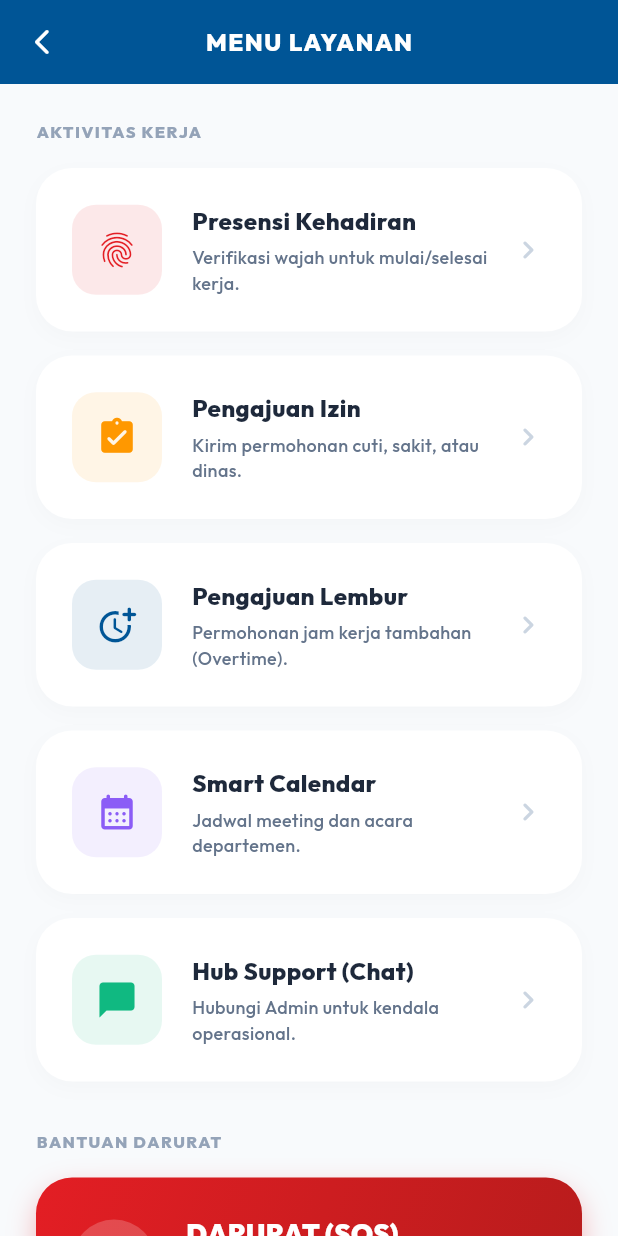
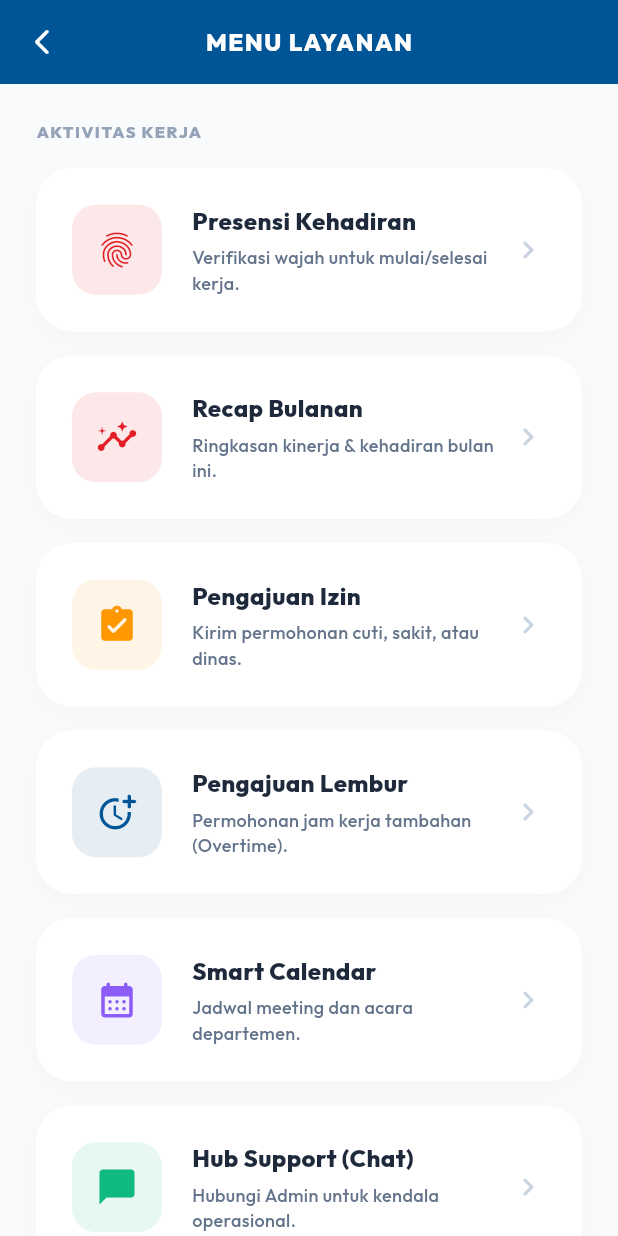
Before and after one commit to NabihanN06/jne_attandance, a Flutter app: the OptionPage screen opened by its route, on a phone screen of 412 x 824 dp. Run offline on Flutter 3.47's test engine with Material 3 defaults, Android fonts, the phone set to English and light mode, and no system bars; our stand-ins replace animate_do, cached_network_image, camera, cloud_firestore, connectivity_plus, firebase_auth and 13 more; missing offline and left inert: google_mlkit_face_detection; accounts and stored records are empty; network calls fail; project files that could hold a hidden picture were left out.

Commit message:
feat(mobile): Recap Bulanan — ringkasan kinerja karyawan per bulan
- Layar recap: hero (sapaan + bulan + pesan motivasi yang berubah sesuai
  on-time rate) + 3 angka ringkas + grid stat (Hadir, Tepat Waktu%, Telat,
  Jam Kerja, Cuti & Lembur kondisional, Paket terkirim utk kurir).
- Data per-user dari attendance + courier_packages (query userId saja, filter
  bulan client-side → tanpa index baru). Dwibahasa ID/EN (+15 kunci).
- Route /recap + entry "Recap Bulanan" di menu Option.

```diff
--- a/user_mobile/lib/main.dart
+++ b/user_mobile/lib/main.dart
@@ -34,6 +34,7 @@ import 'screen/location/my_location_page.dart';
 import 'screen/notification/notification_page.dart';
 import 'screen/settings/settings_page.dart';
 import 'screen/overtime/overtime_page.dart';
+import 'screen/recap/recap_page.dart';
 import 'screen/chat/chat_page.dart';
 import 'screen/calendar/calendar_page.dart';
 import 'screen/history/my_requests_page.dart';
@@ -204,6 +205,7 @@ class MyApp extends StatelessWidget {
         '/attendance': (ctx) => const AttendancePage(),
         '/leave': (ctx) => const LeavePage(),
         '/statistic': (ctx) => const StatisticPage(),
+        '/recap': (ctx) => const RecapPage(),
         '/history': (ctx) => const HistoryPage(),
         '/profile': (ctx) => const ProfilePage(),
         '/profile/id_card': (ctx) => const IDCardPage(),
--- a/user_mobile/lib/screen/option/option_page.dart
+++ b/user_mobile/lib/screen/option/option_page.dart
@@ -43,6 +43,15 @@ class OptionPage extends StatelessWidget {
               Icons.fingerprint_rounded,
               jneRed,
               () => Navigator.pushNamed(context, '/attendance'),
+            ),
+            const SizedBox(height: 16),
+            _buildFeatureCard(
+              context,
+              'Recap Bulanan',
+              'Ringkasan kinerja & kehadiran bulan ini.',
+              Icons.insights_rounded,
+              const Color(0xFFE31E24),
+              () => Navigator.pushNamed(context, '/recap'),
             ),
             const SizedBox(height: 16),
             _buildFeatureCard(
--- a/user_mobile/lib/utils/app_strings.dart
+++ b/user_mobile/lib/utils/app_strings.dart
@@ -46,6 +46,22 @@ class AppStrings {
       'nav_profile': 'Profil',
       // home sections
       'sec_stats': 'Statistik Bulan Ini',
+      // recap bulanan
+      'recap_title': 'Recap Bulanan',
+      'recap_detail': 'Rincian',
+      'recap_present': 'Hadir',
+      'recap_ontime': 'Tepat Waktu',
+      'recap_late': 'Telat',
+      'recap_workhours': 'Jam Kerja',
+      'recap_hours': 'jam',
+      'recap_leave': 'Cuti/Izin',
+      'recap_overtime': 'Lembur',
+      'recap_packages': 'Paket Terkirim',
+      'recap_absent': 'Tidak Hadir',
+      'recap_hi': 'Hai,',
+      'recap_msg_great': 'Kinerja kamu bulan ini luar biasa! Pertahankan ya.',
+      'recap_msg_good': 'Bulan ini bagus! Sedikit lagi menuju sempurna.',
+      'recap_msg_improve': 'Yuk tingkatkan kehadiran & ketepatan waktu bulan depan.',
       'sec_location': 'Lokasi Saya',
       'sec_leave_balance': 'Saldo Cuti',
       'sec_quick_menu': 'Menu Cepat',
@@ -415,6 +431,22 @@ class AppStrings {
       'nav_leave': 'Leave',
       'nav_profile': 'Profile',
       'sec_stats': 'This Month\'s Stats',
+      // monthly recap
+      'recap_title': 'Monthly Recap',
+      'recap_detail': 'Details',
+      'recap_present': 'Present',
+      'recap_ontime': 'On-time',
+      'recap_late': 'Late',
+      'recap_workhours': 'Work Hours',
+      'recap_hours': 'hrs',
+      'recap_leave': 'Leave',
+      'recap_overtime': 'Overtime',
+      'recap_packages': 'Packages',
+      'recap_absent': 'Absent',
+      'recap_hi': 'Hi,',
+      'recap_msg_great': 'Your performance this month is outstanding! Keep it up.',
+      'recap_msg_good': 'Good month! Almost perfect.',
+      'recap_msg_improve': 'Let\'s improve attendance & punctuality next month.',
       'sec_location': 'My Location',
       'sec_leave_balance': 'Leave Balance',
       'sec_quick_menu': 'Quick Menu',
```
Also changed, not shown: user_mobile/lib/screen/recap/recap_page.dart (added, +266 -0 lines).
